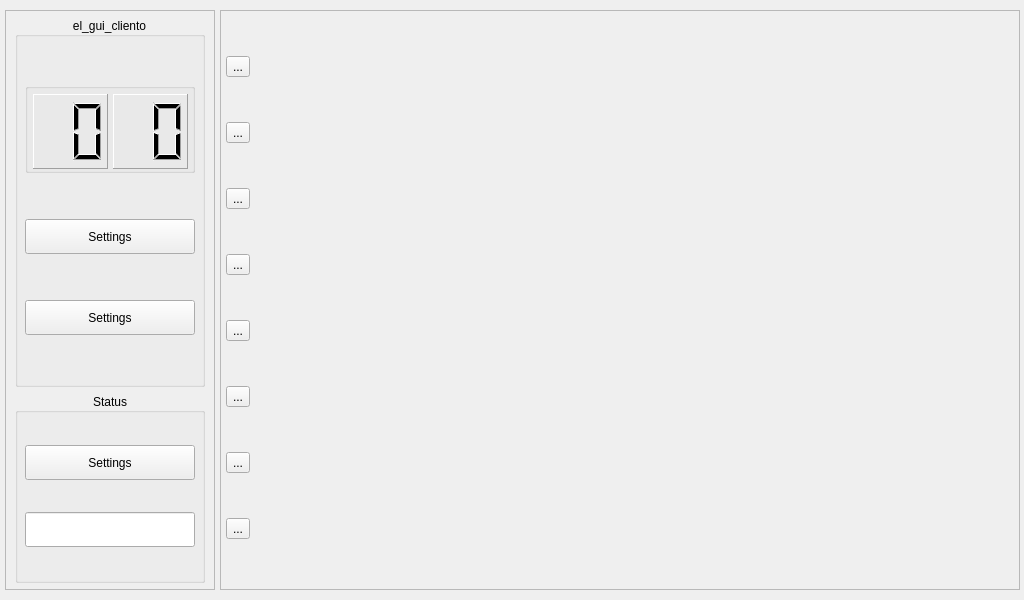
Above: resources/ui_raw/el_gui_cliento.ui from Einthel/EL_GUI_BANDITO4 before the change. Below: the same form after it.
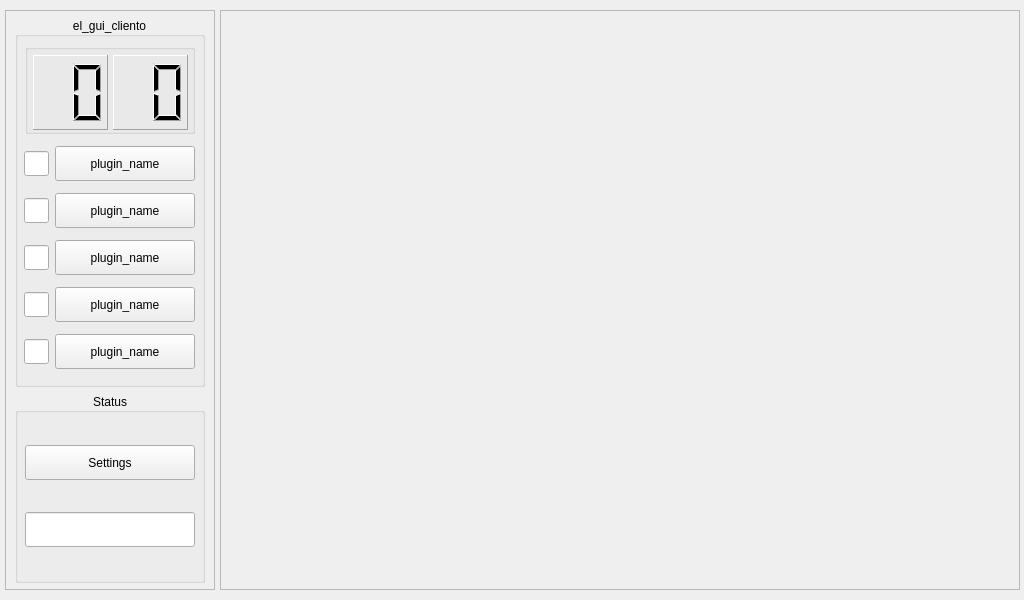
That is the form after the change.

```diff
--- a/resources/ui_raw/el_gui_cliento.ui
+++ b/resources/ui_raw/el_gui_cliento.ui
@@ -151,7 +151,7 @@
             <number>5</number>
            </property>
            <property name="topMargin">
-            <number>5</number>
+            <number>0</number>
            </property>
            <property name="rightMargin">
             <number>5</number>
@@ -274,55 +274,260 @@
              </layout>
             </widget>
            </item>
-           <item alignment="Qt::AlignmentFlag::AlignHCenter">
-            <widget class="QToolButton" name="settings_toolB_3">
-             <property name="sizePolicy">
-              <sizepolicy hsizetype="Preferred" vsizetype="Preferred">
-               <horstretch>0</horstretch>
-               <verstretch>0</verstretch>
-              </sizepolicy>
+           <item>
+            <layout class="QHBoxLayout" name="plugin_layout_1">
+             <property name="spacing">
+              <number>5</number>
              </property>
-             <property name="minimumSize">
-              <size>
-               <width>170</width>
-               <height>35</height>
-              </size>
+             <item>
+              <widget class="QLineEdit" name="plugin_led_lineE_1">
+               <property name="minimumSize">
+                <size>
+                 <width>25</width>
+                 <height>25</height>
+                </size>
+               </property>
+               <property name="maximumSize">
+                <size>
+                 <width>25</width>
+                 <height>25</height>
+                </size>
+               </property>
+               <property name="readOnly">
+                <bool>true</bool>
+               </property>
+              </widget>
+             </item>
+             <item>
+              <widget class="QToolButton" name="plugin_toolB_1">
+               <property name="sizePolicy">
+                <sizepolicy hsizetype="Preferred" vsizetype="Preferred">
+                 <horstretch>0</horstretch>
+                 <verstretch>0</verstretch>
+                </sizepolicy>
+               </property>
+               <property name="minimumSize">
+                <size>
+                 <width>140</width>
+                 <height>35</height>
+                </size>
+               </property>
+               <property name="maximumSize">
+                <size>
+                 <width>140</width>
+                 <height>35</height>
+                </size>
+               </property>
+               <property name="text">
+                <string>plugin_name</string>
+               </property>
+              </widget>
+             </item>
+            </layout>
+           </item>
+           <item>
+            <layout class="QHBoxLayout" name="plugin_layout_2">
+             <property name="spacing">
+              <number>5</number>
              </property>
-             <property name="maximumSize">
-              <size>
-               <width>170</width>
-               <height>35</height>
-              </size>
+             <item>
+              <widget class="QLineEdit" name="plugin_led_lineE_2">
+               <property name="minimumSize">
+                <size>
+                 <width>25</width>
+                 <height>25</height>
+                </size>
+               </property>
+               <property name="maximumSize">
+                <size>
+                 <width>25</width>
+                 <height>25</height>
+                </size>
+               </property>
+               <property name="readOnly">
+                <bool>true</bool>
+               </property>
+              </widget>
+             </item>
+             <item>
+              <widget class="QToolButton" name="plugin_toolB_2">
+               <property name="sizePolicy">
+                <sizepolicy hsizetype="Preferred" vsizetype="Preferred">
+                 <horstretch>0</horstretch>
+                 <verstretch>0</verstretch>
+                </sizepolicy>
+               </property>
+               <property name="minimumSize">
+                <size>
+                 <width>140</width>
+                 <height>35</height>
+                </size>
+               </property>
+               <property name="maximumSize">
+                <size>
+                 <width>140</width>
+                 <height>35</height>
+                </size>
+               </property>
+               <property name="text">
+                <string>plugin_name</string>
+               </property>
+              </widget>
+             </item>
+            </layout>
+           </item>
+           <item>
+            <layout class="QHBoxLayout" name="plugin_layout_3">
+             <property name="spacing">
+              <number>5</number>
              </property>
-             <property name="text">
-              <string>Settings</string>
+             <item>
+              <widget class="QLineEdit" name="plugin_led_lineE_3">
+               <property name="minimumSize">
+                <size>
+                 <width>25</width>
+                 <height>25</height>
+                </size>
+               </property>
+               <property name="maximumSize">
+                <size>
+                 <width>25</width>
+                 <height>25</height>
+                </size>
+               </property>
+               <property name="readOnly">
+                <bool>true</bool>
+               </property>
+              </widget>
+             </item>
+             <item>
+              <widget class="QToolButton" name="plugin_toolB_3">
+               <property name="sizePolicy">
+                <sizepolicy hsizetype="Preferred" vsizetype="Preferred">
+                 <horstretch>0</horstretch>
+                 <verstretch>0</verstretch>
+                </sizepolicy>
+               </property>
+               <property name="minimumSize">
+                <size>
+                 <width>140</width>
+                 <height>35</height>
+                </size>
+               </property>
+               <property name="maximumSize">
+                <size>
+                 <width>140</width>
+                 <height>35</height>
+                </size>
+               </property>
+               <property name="text">
+                <string>plugin_name</string>
+               </property>
+              </widget>
+             </item>
+            </layout>
+           </item>
+           <item>
+            <layout class="QHBoxLayout" name="plugin_layout_4">
+             <property name="spacing">
+              <number>5</number>
              </property>
-            </widget>
+             <item>
+              <widget class="QLineEdit" name="plugin_led_lineE_4">
+               <property name="minimumSize">
+                <size>
+                 <width>25</width>
+                 <height>25</height>
+                </size>
+               </property>
+               <property name="maximumSize">
+                <size>
+                 <width>25</width>
+                 <height>25</height>
+                </size>
+               </property>
+               <property name="readOnly">
+                <bool>true</bool>
+               </property>
+              </widget>
+             </item>
+             <item>
+              <widget class="QToolButton" name="plugin_toolB_4">
+               <property name="sizePolicy">
+                <sizepolicy hsizetype="Preferred" vsizetype="Preferred">
+                 <horstretch>0</horstretch>
+                 <verstretch>0</verstretch>
+                </sizepolicy>
+               </property>
+               <property name="minimumSize">
+                <size>
+                 <width>140</width>
+                 <height>35</height>
+                </size>
+               </property>
+               <property name="maximumSize">
+                <size>
+                 <width>140</width>
+                 <height>35</height>
+                </size>
+               </property>
+               <property name="text">
+                <string>plugin_name</string>
+               </property>
+              </widget>
+             </item>
+            </layout>
            </item>
-           <item alignment="Qt::AlignmentFlag::AlignHCenter">
-            <widget class="QToolButton" name="settings_toolB_1">
-             <property name="sizePolicy">
-              <sizepolicy hsizetype="Preferred" vsizetype="Preferred">
-               <horstretch>0</horstretch>
-               <verstretch>0</verstretch>
-              </sizepolicy>
+           <item>
+            <layout class="QHBoxLayout" name="plugin_layout_5">
+             <property name="spacing">
+              <number>5</number>
              </property>
-             <property name="minimumSize">
-              <size>
-               <width>170</width>
-               <height>35</height>
-              </size>
-             </property>
-             <property name="maximumSize">
-              <size>
-               <width>170</width>
-               <height>35</height>
-              </size>
-             </property>
-             <property name="text">
-              <string>Settings</string>
-             </property>
-            </widget>
+             <item>
+              <widget class="QLineEdit" name="plugin_led_lineE_5">
+               <property name="minimumSize">
+                <size>
+                 <width>25</width>
+                 <height>25</height>
+                </size>
+               </property>
+               <property name="maximumSize">
+                <size>
+                 <width>25</width>
+                 <height>25</height>
+                </size>
+               </property>
+               <property name="readOnly">
+                <bool>true</bool>
+               </property>
+              </widget>
+             </item>
+             <item>
+              <widget class="QToolButton" name="plugin_toolB_5">
+               <property name="sizePolicy">
+                <sizepolicy hsizetype="Preferred" vsizetype="Preferred">
+                 <horstretch>0</horstretch>
+                 <verstretch>0</verstretch>
+                </sizepolicy>
+               </property>
+               <property name="minimumSize">
+                <size>
+                 <width>140</width>
+                 <height>35</height>
+                </size>
+               </property>
+               <property name="maximumSize">
+                <size>
+                 <width>140</width>
+                 <height>35</height>
+                </size>
+               </property>
+               <property name="text">
+                <string>plugin_name</string>
+               </property>
+              </widget>
+             </item>
+            </layout>
            </item>
           </layout>
          </widget>
@@ -464,62 +669,6 @@
         <property name="bottomMargin">
          <number>5</number>
         </property>
-        <item>
-         <widget class="QToolButton" name="toolB_null_5">
-          <property name="text">
-           <string>...</string>
-          </property>
-         </widget>
-        </item>
-        <item>
-         <widget class="QToolButton" name="toolB_null_6">
-          <property name="text">
-           <string>...</string>
-          </property>
-         </widget>
-        </item>
-        <item>
-         <widget class="QToolButton" name="toolB_null_7">
-          <property name="text">
-           <string>...</string>
-          </property>
-         </widget>
-        </item>
-        <item>
-         <widget class="QToolButton" name="toolB_null_8">
-          <property name="text">
-           <string>...</string>
-          </property>
-         </widget>
-        </item>
-        <item>
-         <widget class="QToolButton" name="toolB_null_4">
-          <property name="text">
-           <string>...</string>
-          </property>
-         </widget>
-        </item>
-        <item>
-         <widget class="QToolButton" name="toolB_null_3">
-          <property name="text">
-           <string>...</string>
-          </property>
-         </widget>
-        </item>
-        <item>
-         <widget class="QToolButton" name="toolB_null_2">
-          <property name="text">
-           <string>...</string>
-          </property>
-         </widget>
-        </item>
-        <item>
-         <widget class="QToolButton" name="toolB_null_1">
-          <property name="text">
-           <string>...</string>
-          </property>
-         </widget>
-        </item>
        </layout>
       </widget>
      </item>
```
Left out of the diff: 8 changed lines with no effect on the pictures.
